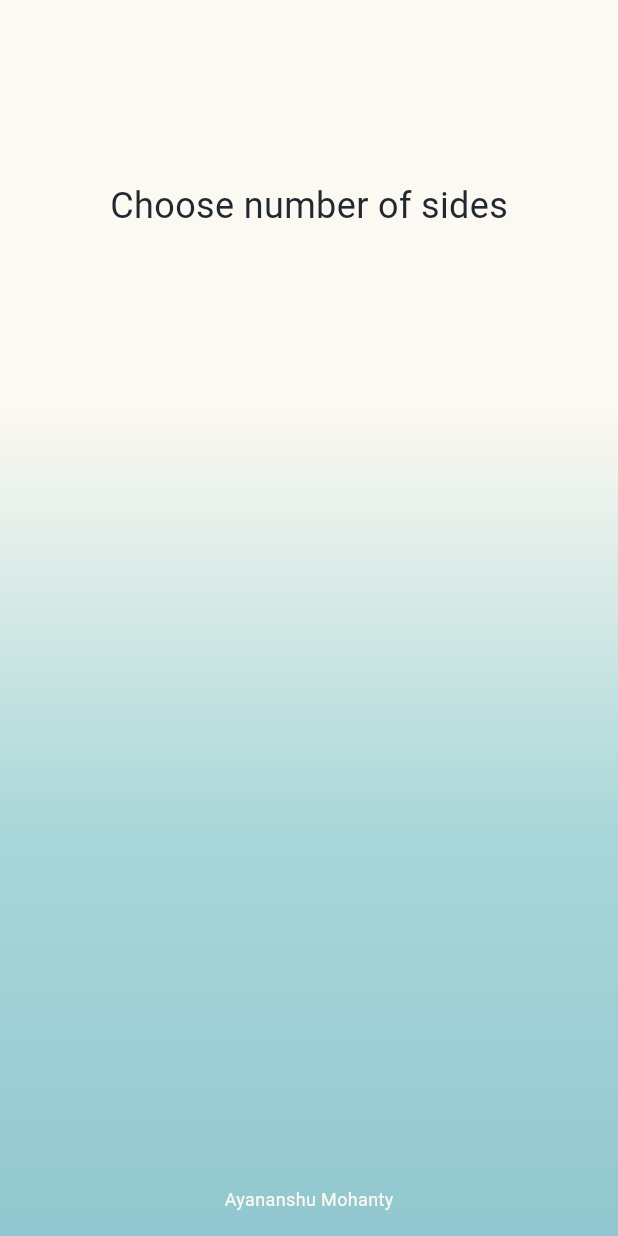
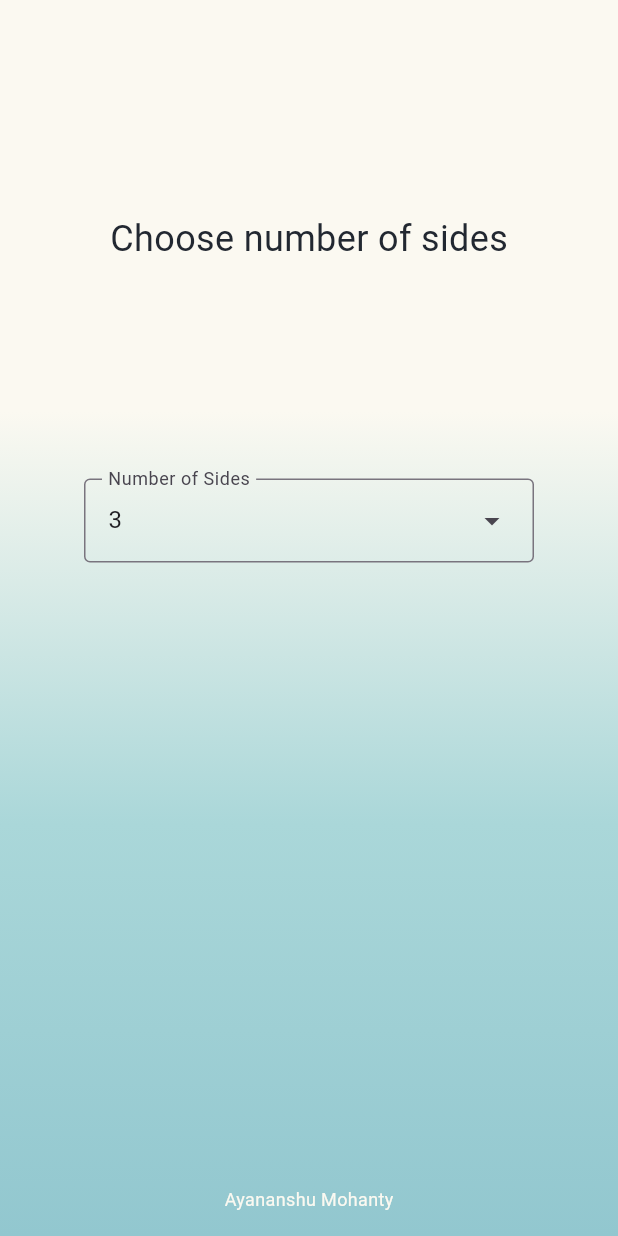
Before and after one commit to AyananshuMohanty/Minesweeper-Mobile, a Flutter app: the screen it shows after launch, after a tap on "Start", on a phone screen of 412 x 824 dp. Run offline on Flutter 3.47's test engine with Material 3 defaults, Android fonts, the phone set to English and light mode, and no system bars.

Commit message:
Added Dropdown Menu
Added dropdown menu to select the number of sides of box in Minesweeper

```diff
--- a/lib/level_screen.dart
+++ b/lib/level_screen.dart
@@ -10,9 +10,11 @@ class LevelScreen extends StatefulWidget {
 }
 
 class _LevelScreenState extends State<LevelScreen> {
+  final TextEditingController numberOfSidesController = TextEditingController();
+  int? selectedNumberOfSides;
   @override
   Widget build(context) {
-    return const Center(
+    return Center(
         child: Column(
       mainAxisSize: MainAxisSize.min,
       children: [
@@ -24,8 +26,33 @@ class _LevelScreenState extends State<LevelScreen> {
                 color: Color.fromARGB(255, 34, 40, 49),
                 fontSize: 24,
               ),
-        ))),
-        SizedBox(height: 500),
+            ),
+          ),
+        ),
+        DropdownMenu<int>(
+          initialSelection: 3,
+          controller: numberOfSidesController,
+          requestFocusOnTap: false,
+          label: const Text('Number of Sides'),
+          onSelected: (int? numberOfSides) {
+            setState(() {
+              selectedNumberOfSides = numberOfSides;
+            });
+          },
+          dropdownMenuEntries: [3, 4, 5, 6, 7, 8]
+              .map<DropdownMenuEntry<int>>((int numberOfSides) {
+            return DropdownMenuEntry<int>(
+              value: numberOfSides,
+              label: numberOfSides.toString(),
+              enabled: true,
+              style: MenuItemButton.styleFrom(
+                foregroundColor: Color.fromARGB(255, 34, 40, 49),
+              ),
+            );
+          }).toList(),
+          width: 300.0,
+        ),
+        SizedBox(height: 400),
         Align(
           alignment: Alignment.bottomCenter,
           child: Padding(
```
Lines whose indentation alone changed are shown as unchanged.
